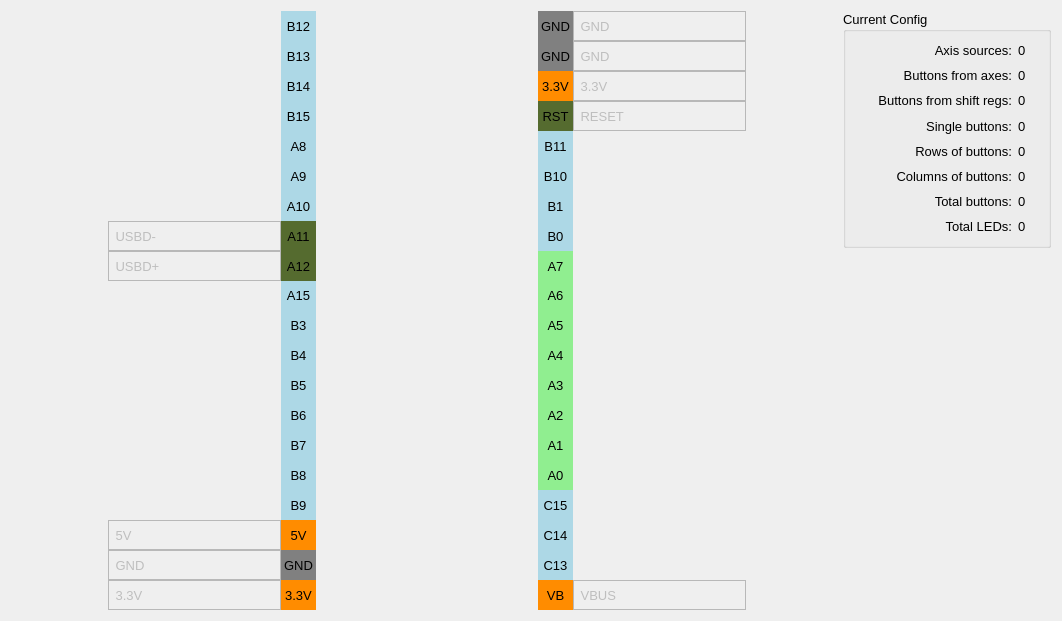
Before: the Qt Designer form widgets/pinconfig.ui in FreeJoy-Team/FreeJoyConfiguratorQt, drawn with Qt 5.
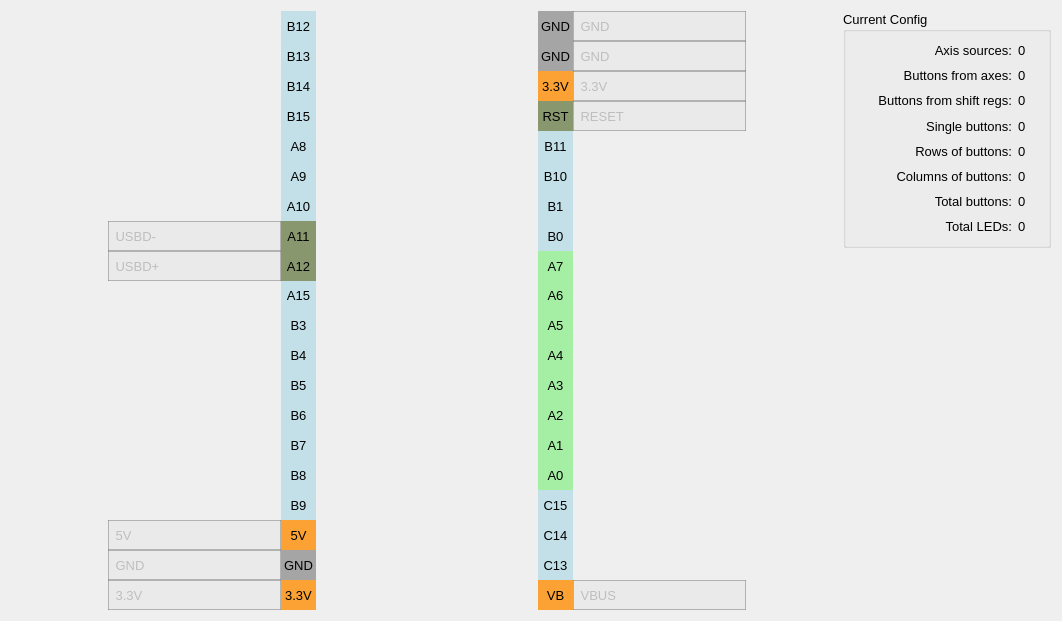
After: the same form once the commit is applied. Icons and pictures are not drawn. Custom widgets are drawn as their Qt base class.

Patch:
```diff
--- a/widgets/pinconfig.ui
+++ b/widgets/pinconfig.ui
@@ -36,7 +36,8 @@
         </font>
        </property>
        <property name="styleSheet">
-        <string notr="true">background-color: rgb(173, 216, 230);</string>
+        <string notr="true">background-color: rgba(173, 216, 230, 170);
+color: rgb(0, 0, 0);</string>
        </property>
        <property name="text">
         <string notr="true">B15</string>
@@ -57,7 +58,8 @@
         </font>
        </property>
        <property name="styleSheet">
-        <string notr="true">background-color: rgb(173, 216, 230);</string>
+        <string notr="true">background-color: rgba(173, 216, 230, 170);
+color: rgb(0, 0, 0);</string>
        </property>
        <property name="text">
         <string notr="true">A8</string>
@@ -78,7 +80,8 @@
         </font>
        </property>
        <property name="styleSheet">
-        <string notr="true">background-color: rgb(173, 216, 230);</string>
+        <string notr="true">background-color: rgba(173, 216, 230, 170);
+color: rgb(0, 0, 0);</string>
        </property>
        <property name="text">
         <string notr="true">B3</string>
@@ -99,7 +102,8 @@
         </font>
        </property>
        <property name="styleSheet">
-        <string notr="true">background-color: rgb(173, 216, 230);</string>
+        <string notr="true">background-color: rgba(173, 216, 230, 170);
+color: rgb(0, 0, 0);</string>
        </property>
        <property name="text">
         <string notr="true">A9</string>
@@ -120,7 +124,8 @@
         </font>
        </property>
        <property name="styleSheet">
-        <string notr="true">background-color: rgb(173, 216, 230);</string>
+        <string notr="true">background-color: rgba(173, 216, 230, 170);
+color: rgb(0, 0, 0);</string>
        </property>
        <property name="text">
         <string notr="true">B6</string>
@@ -141,7 +146,8 @@
         </font>
        </property>
        <property name="styleSheet">
-        <string notr="true">background-color: rgb(173, 216, 230);</string>
+        <string notr="true">background-color: rgba(173, 216, 230, 170);
+color: rgb(0, 0, 0);</string>
        </property>
        <property name="text">
         <string notr="true">B7</string>
@@ -162,7 +168,8 @@
         </font>
        </property>
        <property name="styleSheet">
-        <string notr="true">background-color: rgb(255, 140, 0);</string>
+        <string notr="true">background-color: rgba(255, 140, 0, 200);
+color: rgb(0, 0, 0);</string>
        </property>
        <property name="text">
         <string notr="true">3.3V</string>
@@ -183,7 +190,8 @@
         </font>
        </property>
        <property name="styleSheet">
-        <string notr="true">background-color: rgb(173, 216, 230);</string>
+        <string notr="true">background-color: rgba(173, 216, 230, 170);
+color: rgb(0, 0, 0);</string>
        </property>
        <property name="text">
         <string notr="true">B14</string>
@@ -204,7 +212,8 @@
         </font>
        </property>
        <property name="styleSheet">
-        <string notr="true">background-color: rgb(173, 216, 230);</string>
+        <string notr="true">background-color: rgba(173, 216, 230, 170);
+color: rgb(0, 0, 0);</string>
        </property>
        <property name="text">
         <string notr="true">B8</string>
@@ -225,7 +234,8 @@
         </font>
        </property>
        <property name="styleSheet">
-        <string notr="true">background-color: rgb(85, 107, 47);</string>
+        <string notr="true">background-color: rgba(85, 107, 47, 170);
+color: rgb(0, 0, 0);</string>
        </property>
        <property name="text">
         <string notr="true">A11</string>
@@ -246,7 +256,8 @@
         </font>
        </property>
        <property name="styleSheet">
-        <string notr="true">background-color: rgb(173, 216, 230);</string>
+        <string notr="true">background-color: rgba(173, 216, 230, 170);
+color: rgb(0, 0, 0);</string>
        </property>
        <property name="text">
         <string notr="true">B4</string>
@@ -267,7 +278,8 @@
         </font>
        </property>
        <property name="styleSheet">
-        <string notr="true">background-color: rgb(173, 216, 230);</string>
+        <string notr="true">background-color: rgba(173, 216, 230, 170);
+color: rgb(0, 0, 0);</string>
        </property>
        <property name="text">
         <string notr="true">B12</string>
@@ -288,7 +300,8 @@
         </font>
        </property>
        <property name="styleSheet">
-        <string notr="true">background-color: rgb(173, 216, 230);</string>
+        <string notr="true">background-color: rgba(173, 216, 230, 170);
+color: rgb(0, 0, 0);</string>
        </property>
        <property name="text">
         <string notr="true">B5</string>
@@ -309,7 +322,8 @@
         </font>
        </property>
        <property name="styleSheet">
-        <string notr="true">background-color: rgb(173, 216, 230);</string>
+        <string notr="true">background-color: rgba(173, 216, 230, 170);
+color: rgb(0, 0, 0);</string>
        </property>
        <property name="text">
         <string notr="true">B9</string>
@@ -330,7 +344,8 @@
         </font>
        </property>
        <property name="styleSheet">
-        <string notr="true">background-color: rgb(85, 107, 47);</string>
+        <string notr="true">background-color: rgba(85, 107, 47, 170);
+color: rgb(0, 0, 0);</string>
        </property>
        <property name="text">
         <string notr="true">A12</string>
@@ -351,7 +366,8 @@
         </font>
        </property>
        <property name="styleSheet">
-        <string notr="true">background-color: rgb(255, 140, 0);</string>
+        <string notr="true">background-color: rgba(255, 140, 0, 200);
+color: rgb(0, 0, 0);</string>
        </property>
        <property name="text">
         <string notr="true">5V</string>
@@ -372,7 +388,8 @@
         </font>
        </property>
        <property name="styleSheet">
-        <string notr="true">background-color: rgb(173, 216, 230);</string>
+        <string notr="true">background-color: rgba(173, 216, 230, 170);
+color: rgb(0, 0, 0);</string>
        </property>
        <property name="text">
         <string notr="true">A15</string>
@@ -393,7 +410,8 @@
         </font>
        </property>
        <property name="styleSheet">
-        <string notr="true">background-color: rgb(128, 128, 128);</string>
+        <string notr="true">background-color: rgba(128, 128, 128, 170);
+color: rgb(0, 0, 0);</string>
        </property>
        <property name="text">
         <string notr="true">GND</string>
@@ -414,7 +432,8 @@
         </font>
        </property>
        <property name="styleSheet">
-        <string notr="true">background-color: rgb(173, 216, 230);</string>
+        <string notr="true">background-color: rgba(173, 216, 230, 170);
+color: rgb(0, 0, 0);</string>
        </property>
        <property name="text">
         <string notr="true">B13</string>
@@ -444,7 +463,8 @@
         </font>
        </property>
        <property name="styleSheet">
-        <string notr="true">background-color: rgb(173, 216, 230);</string>
+        <string notr="true">background-color: rgba(173, 216, 230, 170);
+color: rgb(0, 0, 0);</string>
        </property>
        <property name="text">
         <string notr="true">A10</string>
@@ -593,6 +613,11 @@
          <pointsize>10</pointsize>
         </font>
        </property>
+       <property name="styleSheet">
+        <string notr="true">border: 1px solid;
+border-color: rgba(124, 124, 124, 130);
+background-color: rgba(105, 105, 105, 10);</string>
+       </property>
        <property name="frameShape">
         <enum>QFrame::StyledPanel</enum>
        </property>
@@ -611,6 +636,11 @@
          <pointsize>10</pointsize>
         </font>
        </property>
+       <property name="styleSheet">
+        <string notr="true">border: 1px solid;
+border-color: rgba(124, 124, 124, 130);
+background-color: rgba(105, 105, 105, 10);</string>
+       </property>
        <property name="frameShape">
         <enum>QFrame::StyledPanel</enum>
        </property>
@@ -629,6 +659,11 @@
          <pointsize>10</pointsize>
         </font>
        </property>
+       <property name="styleSheet">
+        <string notr="true">border: 1px solid;
+border-color: rgba(124, 124, 124, 130);
+background-color: rgba(105, 105, 105, 10);</string>
+       </property>
        <property name="frameShape">
         <enum>QFrame::StyledPanel</enum>
        </property>
@@ -647,6 +682,11 @@
          <pointsize>10</pointsize>
         </font>
        </property>
+       <property name="styleSheet">
+        <string notr="true">border: 1px solid;
+border-color: rgba(124, 124, 124, 130);
+background-color: rgba(105, 105, 105, 10);</string>
+       </property>
        <property name="frameShape">
         <enum>QFrame::StyledPanel</enum>
        </property>
@@ -665,6 +705,11 @@
          <pointsize>10</pointsize>
         </font>
        </property>
+       <property name="styleSheet">
+        <string notr="true">border: 1px solid;
+border-color: rgba(124, 124, 124, 130);
+background-color: rgba(105, 105, 105, 10);</string>
+       </property>
        <property name="frameShape">
         <enum>QFrame::StyledPanel</enum>
        </property>
@@ -719,7 +764,8 @@
         </font>
        </property>
        <property name="styleSheet">
-        <string notr="true">background-color: rgb(144, 238, 144);</string>
+        <string notr="true">background-color: rgba(144, 238, 144, 200);
+color: rgb(0, 0, 0);</string>
        </property>
        <property name="text">
         <string notr="true">A0</string>
@@ -740,7 +786,8 @@
         </font>
        </property>
        <property name="styleSheet">
-        <string notr="true">background-color: rgb(144, 238, 144);</string>
+        <string notr="true">background-color: rgba(144, 238, 144, 200);
+color: rgb(0, 0, 0);</string>
        </property>
        <property name="text">
         <string notr="true">A5</string>
@@ -761,7 +808,8 @@
         </font>
        </property>
        <property name="styleSheet">
-        <string notr="true">background-color: rgb(173, 216, 230);</string>
+        <string notr="true">background-color: rgba(173, 216, 230, 170);
+color: rgb(0, 0, 0);</string>
        </property>
        <property name="text">
         <string notr="true">B10</string>
@@ -782,7 +830,8 @@
         </font>
        </property>
        <property name="styleSheet">
-        <string notr="true">background-color: rgb(173, 216, 230);</string>
+        <string notr="true">background-color: rgba(173, 216, 230, 170);
+color: rgb(0, 0, 0);</string>
        </property>
        <property name="text">
         <string notr="true">C13</string>
@@ -803,7 +852,8 @@
         </font>
        </property>
        <property name="styleSheet">
-        <string notr="true">background-color: rgb(128, 128, 128);</string>
+        <string notr="true">background-color: rgba(128, 128, 128, 170);
+color: rgb(0, 0, 0);</string>
        </property>
        <property name="text">
         <string notr="true">GND</string>
@@ -824,7 +874,8 @@
         </font>
        </property>
        <property name="styleSheet">
-        <string notr="true">background-color: rgb(255, 140, 0);</string>
+        <string notr="true">background-color: rgba(255, 140, 0, 200);
+color: rgb(0, 0, 0);</string>
        </property>
        <property name="text">
         <string notr="true">3.3V</string>
@@ -866,7 +917,8 @@
         </font>
        </property>
        <property name="styleSheet">
-        <string notr="true">background-color: rgb(128, 128, 128);</string>
+        <string notr="true">background-color: rgba(128, 128, 128, 170);
+color: rgb(0, 0, 0);</string>
        </property>
        <property name="text">
         <string notr="true">GND</string>
@@ -887,7 +939,8 @@
         </font>
        </property>
        <property name="styleSheet">
-        <string notr="true">background-color: rgb(144, 238, 144);</string>
+        <string notr="true">background-color: rgba(144, 238, 144, 200);
+color: rgb(0, 0, 0);</string>
        </property>
        <property name="text">
         <string notr="true">A4</string>
@@ -908,7 +961,8 @@
         </font>
        </property>
        <property name="styleSheet">
-        <string notr="true">background-color: rgb(255, 140, 0);</string>
+        <string notr="true">background-color: rgba(255, 140, 0, 200);
+color: rgb(0, 0, 0);</string>
        </property>
        <property name="text">
         <string notr="true">VB</string>
@@ -929,7 +983,8 @@
         </font>
        </property>
        <property name="styleSheet">
-        <string notr="true">background-color: rgb(144, 238, 144);</string>
+        <string notr="true">background-color: rgba(144, 238, 144, 200);
+color: rgb(0, 0, 0);</string>
        </property>
        <property name="text">
         <string notr="true">A6</string>
@@ -950,7 +1005,8 @@
         </font>
        </property>
        <property name="styleSheet">
-        <string notr="true">background-color: rgb(144, 238, 144);</string>
+        <string notr="true">background-color: rgba(144, 238, 144, 200);
+color: rgb(0, 0, 0);</string>
        </property>
        <property name="text">
         <string notr="true">A7</string>
@@ -971,7 +1027,8 @@
         </font>
        </property>
        <property name="styleSheet">
-        <string notr="true">background-color: rgb(85, 107, 47);</string>
+        <string notr="true">background-color: rgba(85, 107, 47, 170);
+color: rgb(0, 0, 0);</string>
        </property>
        <property name="text">
         <string notr="true">RST</string>
@@ -992,7 +1049,8 @@
         </font>
        </property>
        <property name="styleSheet">
-        <string notr="true">background-color: rgb(144, 238, 144);</string>
+        <string notr="true">background-color: rgba(144, 238, 144, 200);
+color: rgb(0, 0, 0);</string>
        </property>
        <property name="text">
         <string notr="true">A1</string>
@@ -1013,7 +1071,8 @@
         </font>
        </property>
        <property name="styleSheet">
-        <string notr="true">background-color: rgb(173, 216, 230);</string>
+        <string notr="true">background-color: rgba(173, 216, 230, 170);
+color: rgb(0, 0, 0);</string>
        </property>
        <property name="text">
         <string notr="true">C15</string>
@@ -1034,7 +1093,8 @@
         </font>
        </property>
        <property name="styleSheet">
-        <string notr="true">background-color: rgb(173, 216, 230);</string>
+        <string notr="true">background-color: rgba(173, 216, 230, 170);
+color: rgb(0, 0, 0);</string>
        </property>
        <property name="text">
         <string notr="true">B1</string>
@@ -1055,7 +1115,8 @@
         </font>
        </property>
        <property name="styleSheet">
-        <string notr="true">background-color: rgb(144, 238, 144);</string>
+        <string notr="true">background-color: rgba(144, 238, 144, 200);
+color: rgb(0, 0, 0);</string>
        </property>
        <property name="text">
         <string notr="true">A3</string>
@@ -1076,7 +1137,8 @@
         </font>
        </property>
        <property name="styleSheet">
-        <string notr="true">background-color: rgb(173, 216, 230);</string>
+        <string notr="true">background-color: rgba(173, 216, 230, 170);
+color: rgb(0, 0, 0);</string>
        </property>
        <property name="text">
         <string notr="true">B11</string>
@@ -1097,7 +1159,8 @@
         </font>
        </property>
        <property name="styleSheet">
-        <string notr="true">background-color: rgb(173, 216, 230);</string>
+        <string notr="true">background-color: rgba(173, 216, 230, 170);
+color: rgb(0, 0, 0);</string>
        </property>
        <property name="text">
         <string notr="true">C14</string>
@@ -1118,7 +1181,8 @@
         </font>
        </property>
        <property name="styleSheet">
-        <string notr="true">background-color: rgb(144, 238, 144);</string>
+        <string notr="true">background-color: rgba(144, 238, 144, 200);
+color: rgb(0, 0, 0);</string>
        </property>
        <property name="text">
         <string notr="true">A2</string>
@@ -1139,7 +1203,8 @@
         </font>
        </property>
        <property name="styleSheet">
-        <string notr="true">background-color: rgb(173, 216, 230);</string>
+        <string notr="true">background-color: rgba(173, 216, 230, 170);
+color: rgb(0, 0, 0);</string>
        </property>
        <property name="text">
         <string notr="true">B0</string>
@@ -1297,6 +1362,11 @@
          <pointsize>10</pointsize>
         </font>
        </property>
+       <property name="styleSheet">
+        <string notr="true">border: 1px solid;
+border-color: rgba(124, 124, 124, 130);
+background-color: rgba(105, 105, 105, 10);</string>
+       </property>
        <property name="frameShape">
         <enum>QFrame::StyledPanel</enum>
        </property>
@@ -1315,6 +1385,11 @@
          <pointsize>10</pointsize>
         </font>
        </property>
+       <property name="styleSheet">
+        <string notr="true">border: 1px solid;
+border-color: rgba(124, 124, 124, 130);
+background-color: rgba(105, 105, 105, 10);</string>
+       </property>
        <property name="frameShape">
         <enum>QFrame::StyledPanel</enum>
        </property>
@@ -1333,6 +1408,11 @@
          <pointsize>10</pointsize>
         </font>
        </property>
+       <property name="styleSheet">
+        <string notr="true">border: 1px solid;
+border-color: rgba(124, 124, 124, 130);
+background-color: rgba(105, 105, 105, 10);</string>
+       </property>
        <property name="frameShape">
         <enum>QFrame::StyledPanel</enum>
        </property>
@@ -1351,6 +1431,11 @@
          <pointsize>10</pointsize>
         </font>
        </property>
+       <property name="styleSheet">
+        <string notr="true">border: 1px solid;
+border-color: rgba(124, 124, 124, 130);
+background-color: rgba(105, 105, 105, 10);</string>
+       </property>
        <property name="frameShape">
         <enum>QFrame::StyledPanel</enum>
        </property>
@@ -1369,6 +1454,11 @@
          <pointsize>10</pointsize>
         </font>
        </property>
+       <property name="styleSheet">
+        <string notr="true">border: 1px solid;
+border-color: rgba(124, 124, 124, 130);
+background-color: rgba(105, 105, 105, 10);</string>
+       </property>
        <property name="frameShape">
         <enum>QFrame::StyledPanel</enum>
        </property>
```
Left out of the diff: 20 changed lines with no effect on the pictures.
